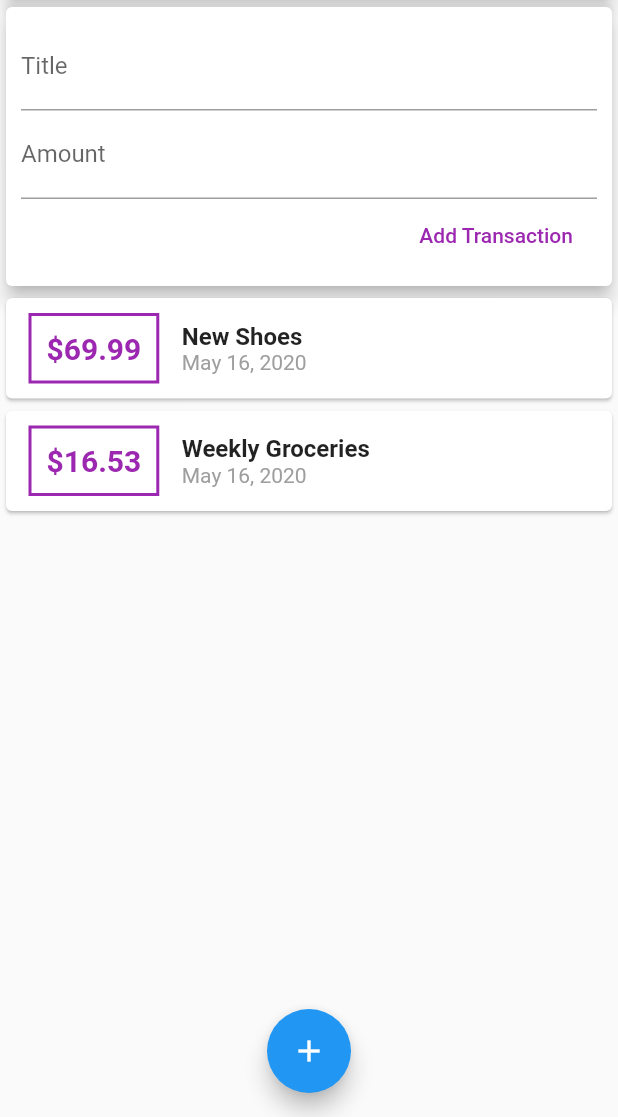
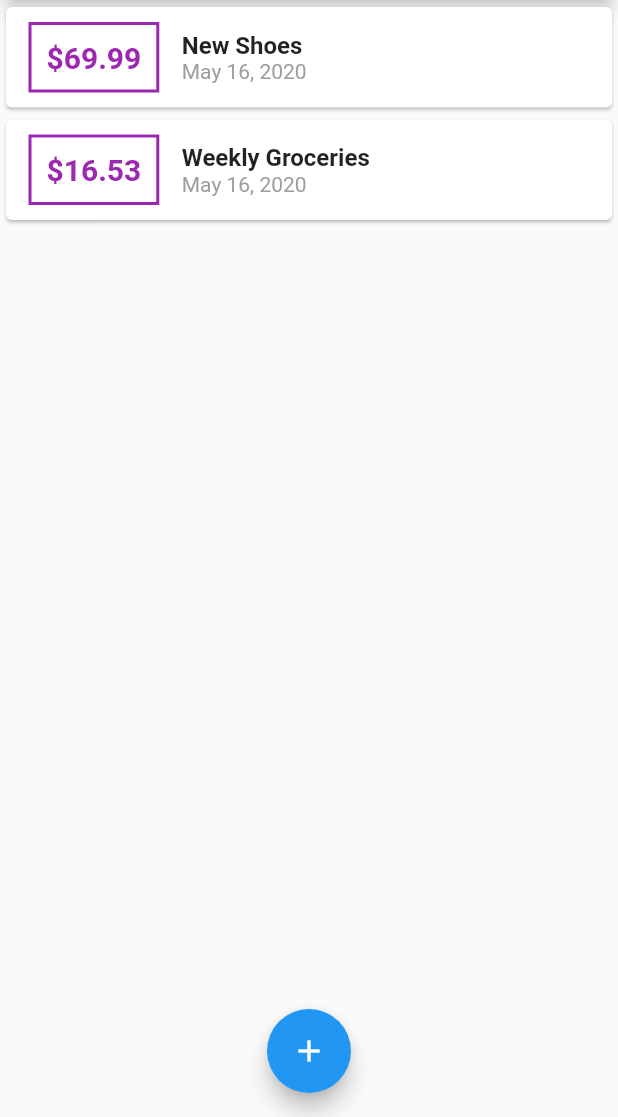
Before and after one commit to Zorgatone/flutter_complete_guide, a Flutter app: the screen it shows after launch, on a phone screen of 412 x 824 dp, the part 119-1236 px from its top. Run offline on Flutter 3.47's test engine with Material 2 defaults, Android fonts, the phone set to English and light mode, and no system bars.

```diff
--- a/lib/main.dart
+++ b/lib/main.dart
@@ -1,6 +1,8 @@
 import 'package:flutter/material.dart';
+import 'package:flutter_complete_guide/widgets/transaction_list.dart';
 
-import './widgets/user_transactions.dart';
+import './models/transaction.dart';
+import './widgets/new_transaction.dart';
 
 void main() => runApp(MyApp());
 
@@ -14,16 +16,58 @@ class MyApp extends StatelessWidget {
   }
 }
 
-class MyHomePage extends StatelessWidget {
+class MyHomePage extends StatefulWidget {
+  @override
+  _MyHomePageState createState() => _MyHomePageState();
+}
+
+class _MyHomePageState extends State<MyHomePage> {
+  final List<Transaction> _userTransactions = [
+    Transaction(
+      id: 't1',
+      title: 'New Shoes',
+      amount: 69.99,
+      date: DateTime.now(),
+    ),
+    Transaction(
+      id: 't2',
+      title: 'Weekly Groceries',
+      amount: 16.53,
+      date: DateTime.now(),
+    ),
+  ];
+
+  void _addNewTransaction(String txTitle, double txAmount) {
+    setState(() {
+      final newTx = Transaction(
+        title: txTitle,
+        amount: txAmount,
+        date: DateTime.now(),
+        id: DateTime.now().toString(),
+      );
+
+      _userTransactions.add(newTx);
+    });
+  }
+
+  void _startAddNewTransaction(BuildContext context) {
+    showModalBottomSheet(
+      context: context,
+      builder: (_) => NewTransaction(_addNewTransaction),
+    );
+  }
+
   @override
   Widget build(BuildContext context) {
+    final _addTxCallback = () => _startAddNewTransaction(context);
+
     return Scaffold(
       appBar: AppBar(
         title: Text('Flutter App'),
         actions: <Widget>[
           IconButton(
             icon: Icon(Icons.add),
-            onPressed: () {},
+            onPressed: _addTxCallback,
           )
         ],
       ),
@@ -39,14 +83,14 @@ class MyHomePage extends StatelessWidget {
                 elevation: 5,
               ),
             ),
-            UserTransactions()
+            TransactionList(_userTransactions),
           ],
         ),
       ),
       floatingActionButtonLocation: FloatingActionButtonLocation.centerFloat,
       floatingActionButton: FloatingActionButton(
         child: Icon(Icons.add),
-        onPressed: () {},
+        onPressed: _addTxCallback,
       ),
     );
   }
--- a/lib/widgets/user_transactions.dart
+++ /dev/null
@@ -1,50 +0,0 @@
-import 'package:flutter/material.dart';
-
-import './new_transaction.dart';
-import './transaction_list.dart';
-import '../models/transaction.dart';
-
-class UserTransactions extends StatefulWidget {
-  @override
-  _UserTransactionsState createState() => _UserTransactionsState();
-}
-
-class _UserTransactionsState extends State<UserTransactions> {
-  final List<Transaction> _userTransactions = [
-    Transaction(
-      id: 't1',
-      title: 'New Shoes',
-      amount: 69.99,
-      date: DateTime.now(),
-    ),
-    Transaction(
-      id: 't2',
-      title: 'Weekly Groceries',
-      amount: 16.53,
-      date: DateTime.now(),
-    ),
-  ];
-
-  void _addNewTransaction(String txTitle, double txAmount) {
-    setState(() {
-      final newTx = Transaction(
-        title: txTitle,
-        amount: txAmount,
-        date: DateTime.now(),
-        id: DateTime.now().toString(),
-      );
-
-      _userTransactions.add(newTx);
-    });
-  }
-
-  @override
-  Widget build(BuildContext context) {
-    return Column(
-      children: <Widget>[
-        NewTransaction(_addNewTransaction),
-        TransactionList(_userTransactions),
-      ],
-    );
-  }
-}
```
